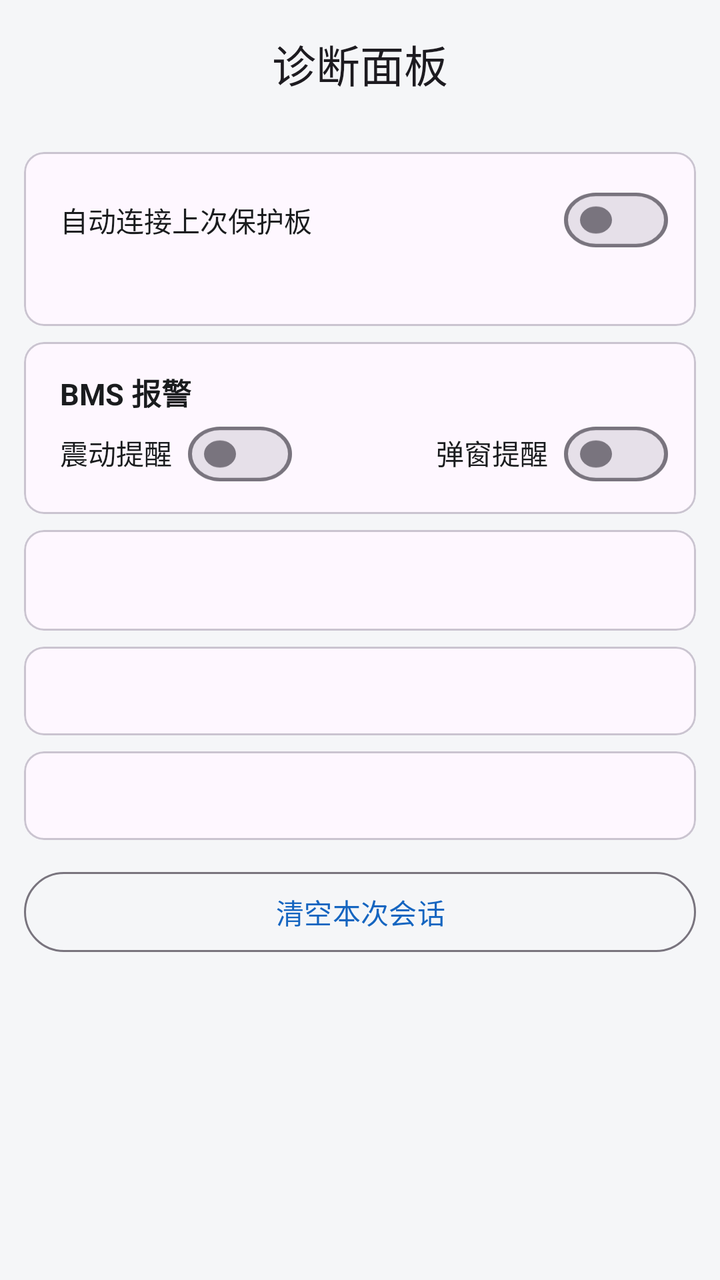
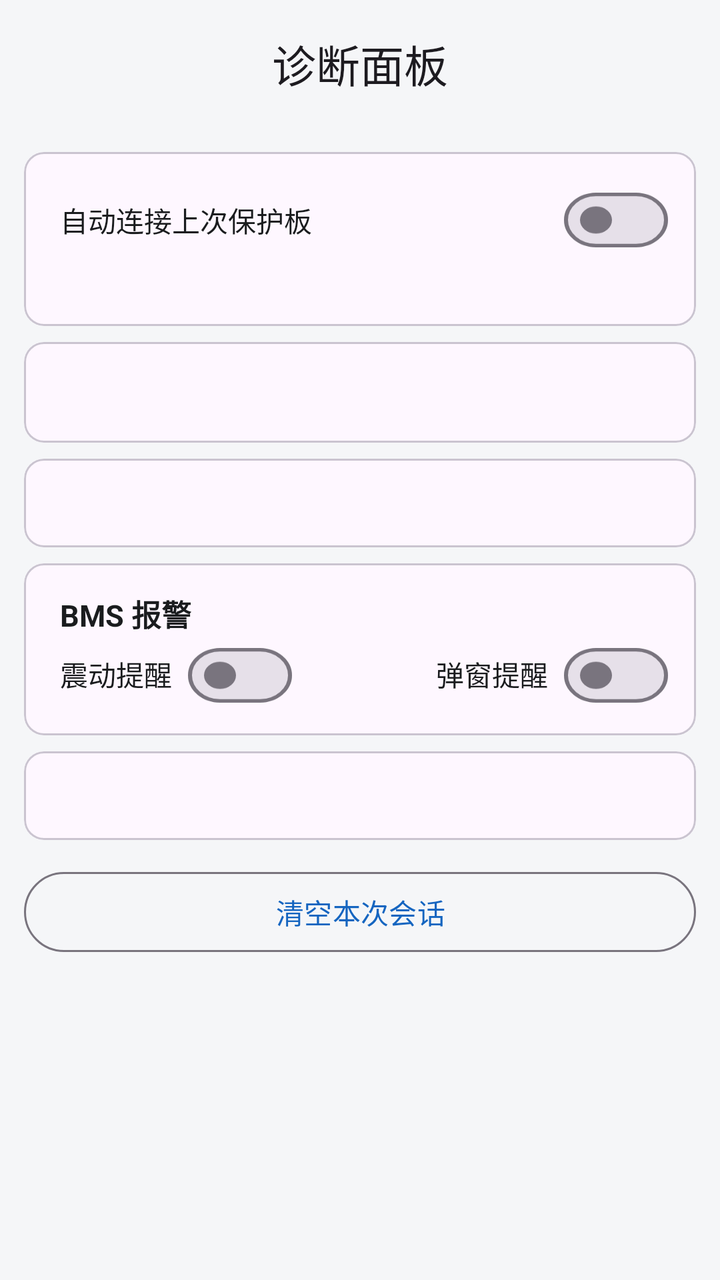

Two renders of the same Android screen: before a commit and after it. Below are the layout's source before the change and the commit's diff.
<!-- AndroidManifest.xml: application theme Theme.YYBMS -->
<!-- res/layout/activity_diag.xml -->
<?xml version="1.0" encoding="utf-8"?>
<LinearLayout xmlns:android="http://schemas.android.com/apk/res/android"
    xmlns:app="http://schemas.android.com/apk/res-auto"
    android:layout_width="match_parent"
    android:layout_height="match_parent"
    android:orientation="vertical">

    
    <com.google.android.material.appbar.MaterialToolbar
        android:id="@+id/toolbar"
        android:layout_width="match_parent"
        android:layout_height="?attr/actionBarSize"
        app:titleCentered="true"
        app:title="@string/diag_title" />

    <ScrollView
        android:layout_width="match_parent"
        android:layout_height="match_parent">

        <LinearLayout
            android:layout_width="match_parent"
            android:layout_height="wrap_content"
            android:orientation="vertical"
            android:padding="12dp">

            
            <com.google.android.material.card.MaterialCardView
                style="@style/DiagCard"
                android:layout_marginTop="0dp">

                <LinearLayout
                    android:layout_width="match_parent"
                    android:layout_height="wrap_content"
                    android:orientation="vertical"
                    android:paddingStart="4dp">

                    
                    <LinearLayout
                        android:layout_width="match_parent"
                        android:layout_height="wrap_content"
                        android:layout_marginTop="4dp"
                        android:gravity="center_vertical"
                        android:orientation="horizontal">

                        <TextView
                            android:layout_width="0dp"
                            android:layout_height="wrap_content"
                            android:layout_weight="1"
                            android:text="@string/setting_auto_connect"
                            android:textColor="@color/text_primary"
                            android:textSize="14sp" />

                        <com.google.android.material.materialswitch.MaterialSwitch
                            android:id="@+id/switch_diag_auto_connect"
                            android:layout_width="wrap_content"
                            android:layout_height="28dp"
                            android:minHeight="0dp"
                            android:scaleY="0.85" />
                    </LinearLayout>

                    <TextView
                        android:id="@+id/tv_diag_saved_device"
                        android:layout_width="match_parent"
                        android:layout_height="wrap_content"
                        android:layout_marginTop="4dp"
                        android:textColor="@color/text_primary"
                        android:textSize="14sp" />
                </LinearLayout>
            </com.google.android.material.card.MaterialCardView>

            
            <com.google.android.material.card.MaterialCardView
                style="@style/DiagCard">

                <LinearLayout
                    android:layout_width="match_parent"
                    android:layout_height="wrap_content"
                    android:orientation="vertical"
                    android:paddingStart="4dp">

                    <TextView
                        style="@style/CardTitle"
                        android:layout_width="wrap_content"
                        android:layout_height="wrap_content"
                        android:text="@string/bms_alarm_title" />

                    
                    <LinearLayout
                        android:layout_width="match_parent"
                        android:layout_height="wrap_content"
                        android:layout_marginTop="4dp"
                        android:orientation="horizontal">

                        <TextView
                            android:layout_width="wrap_content"
                            android:layout_height="wrap_content"
                            android:layout_marginEnd="8dp"
                            android:text="@string/bms_alarm_vibrate"
                            android:textColor="@color/text_primary"
                            android:textSize="14sp" />

                        <com.google.android.material.materialswitch.MaterialSwitch
                            android:id="@+id/switch_diag_vibrate"
                            android:layout_width="wrap_content"
                            android:layout_height="28dp"
                            android:minHeight="0dp"
                            android:scaleY="0.85" />

                        <Space
                            android:layout_width="0dp"
                            android:layout_height="1dp"
                            android:layout_weight="1" />

                        <TextView
                            android:layout_width="wrap_content"
                            android:layout_height="wrap_content"
                            android:layout_marginEnd="8dp"
                            android:text="@string/bms_alarm_dialog"
                            android:textColor="@color/text_primary"
                            android:textSize="14sp" />

                        <com.google.android.material.materialswitch.MaterialSwitch
                            android:id="@+id/switch_diag_dialog"
                            android:layout_width="wrap_content"
                            android:layout_height="28dp"
                            android:minHeight="0dp"
                            android:scaleY="0.85" />
                    </LinearLayout>
                </LinearLayout>
            </com.google.android.material.card.MaterialCardView>



     <com.google.android.material.card.MaterialCardView
            style="@style/DiagCard">

        <LinearLayout
  style="@style/DiagTable">

            <LinearLayout
      android:id="@+id/ll_identity"
     android:layout_width="match_parent"
           android:layout_height="wrap_content"
  android:orientation="vertical" />

            
            <TextView
                style="@style/DiagText"
                android:id="@+id/tv_device"
                android:layout_marginTop="6dp" />
        </LinearLayout>
    </com.google.android.material.card.MaterialCardView>

            
            <com.google.android.material.card.MaterialCardView
                style="@style/DiagCard">

                <TextView
                    style="@style/DiagText"
                    android:id="@+id/tv_derived" />
            </com.google.android.material.card.MaterialCardView>


        
        <com.google.android.material.card.MaterialCardView
style="@style/DiagCard">

       <LinearLayout
       style="@style/DiagTable">

    <LinearLayout
            android:id="@+id/ll_alarms"
   android:layout_width="match_parent"
                android:layout_height="wrap_content"
 android:orientation="vertical" />

      <TextView
             style="@style/DiagText"
 android:id="@+id/tv_alarms" />
         </LinearLayout>
        </com.google.android.material.card.MaterialCardView>

            <com.google.android.material.button.MaterialButton
                android:id="@+id/btn_reset"
                style="@style/Widget.Material3.Button.OutlinedButton"
                android:layout_width="match_parent"
                android:layout_height="wrap_content"
                android:layout_marginTop="12dp"
                android:layout_marginBottom="24dp"
                android:text="@string/diag_reset" />
        </LinearLayout>
    </ScrollView>
</LinearLayout>
<!-- resources referenced by this layout -->
<resources>
  <color name="text_primary">#1A1C1E</color>
  <string name="bms_alarm_dialog">弹窗提醒</string>
  <string name="bms_alarm_title">BMS 报警</string>
  <string name="bms_alarm_vibrate">震动提醒</string>
  <string name="diag_reset">清空本次会话</string>
  <string name="diag_title">诊断面板</string>
  <string name="setting_auto_connect">自动连接上次保护板</string>
  <style name="CardTitle">
          <item name="android:layout_width">wrap_content</item>
          <item name="android:layout_height">wrap_content</item>
          <item name="android:textSize">15sp</item>
          <item name="android:textStyle">bold</item>
          <item name="android:textColor">@color/text_primary</item>
      </style>
  <style name="DiagCard">
          <item name="android:layout_width">match_parent</item>
          <item name="android:layout_height">wrap_content</item>
          <item name="android:layout_marginTop">8dp</item>
          
          <item name="contentPadding">14dp</item>
          
          <item name="cardCornerRadius">10dp</item>
      </style>
  <style name="DiagTable">
          <item name="android:layout_width">match_parent</item>
          <item name="android:layout_height">wrap_content</item>
          <item name="android:orientation">vertical</item>
      </style>
  <style name="DiagText">
       <item name="android:layout_width">match_parent</item>
          <item name="android:layout_height">wrap_content</item>
     <item name="android:fontFamily">monospace</item>
          <item name="android:textSize">12sp</item>
          <item name="android:textColor">@color/text_primary</item>
          <item name="android:lineSpacingMultiplier">1.25</item>
          
          <item name="android:paddingStart">4dp</item>
      </style>
  <style name="Theme.YYBMS" parent="Theme.Material3.DayNight.NoActionBar">
          <item name="colorPrimary">@color/primary</item>
          <item name="colorPrimaryDark">@color/primary_dark</item>
          <item name="android:statusBarColor" tools:targetApi="l">?attr/colorPrimary</item>
          <item name="android:windowBackground">@color/background</item>
      </style>
  <color name="primary">#1565C0</color>
  <color name="primary_dark">#0D47A1</color>
  <color name="background">#F5F6F8</color>
</resources>

<!-- the commit's change to res/layout/activity_diag.xml (unified diff, before → after) -->
@@ -68,6 +68,38 @@
                 </LinearLayout>
             </com.google.android.material.card.MaterialCardView>
 
+
+
+
+     <com.google.android.material.card.MaterialCardView
+            style="@style/DiagCard">
+
+        <LinearLayout
+  style="@style/DiagTable">
+
+            <LinearLayout
+      android:id="@+id/ll_identity"
+     android:layout_width="match_parent"
+           android:layout_height="wrap_content"
+  android:orientation="vertical" />
+
+            
+            <TextView
+                style="@style/DiagText"
+                android:id="@+id/tv_device"
+                android:layout_marginTop="6dp" />
+        </LinearLayout>
+    </com.google.android.material.card.MaterialCardView>
+
+            
+            <com.google.android.material.card.MaterialCardView
+                style="@style/DiagCard">
+
+                <TextView
+                    style="@style/DiagText"
+                    android:id="@+id/tv_derived" />
+            </com.google.android.material.card.MaterialCardView>
+
             
             <com.google.android.material.card.MaterialCardView
                 style="@style/DiagCard">
@@ -130,37 +162,6 @@
             </com.google.android.material.card.MaterialCardView>
 
 
-
-     <com.google.android.material.card.MaterialCardView
-            style="@style/DiagCard">
-
-        <LinearLayout
-  style="@style/DiagTable">
-
-            <LinearLayout
-      android:id="@+id/ll_identity"
-     android:layout_width="match_parent"
-           android:layout_height="wrap_content"
-  android:orientation="vertical" />
-
-            
-            <TextView
-                style="@style/DiagText"
-                android:id="@+id/tv_device"
-                android:layout_marginTop="6dp" />
-        </LinearLayout>
-    </com.google.android.material.card.MaterialCardView>
-
-            
-            <com.google.android.material.card.MaterialCardView
-                style="@style/DiagCard">
-
-                <TextView
-                    style="@style/DiagText"
-                    android:id="@+id/tv_derived" />
-            </com.google.android.material.card.MaterialCardView>
-
-
         
         <com.google.android.material.card.MaterialCardView
 style="@style/DiagCard">
